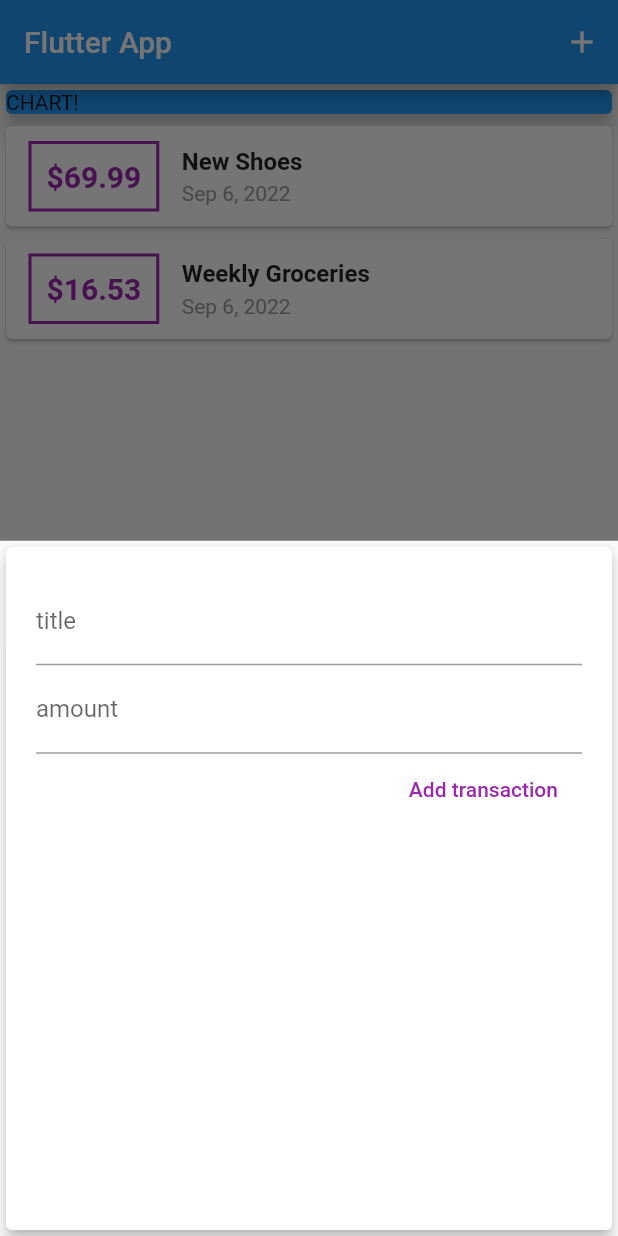
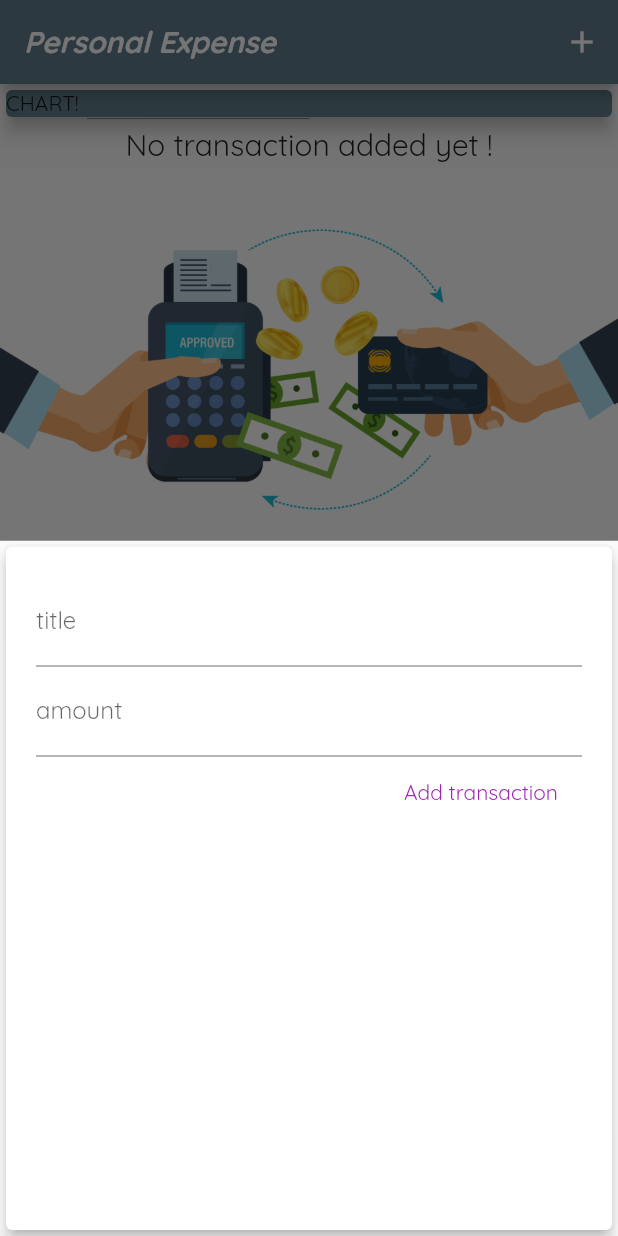
Before and after one commit to tbenjamin1/expenseManager_App_flutter, a Flutter app: the screen it shows after launch, after a tap on the "add" icon, on a phone screen of 412 x 824 dp. Run offline on Flutter 3.47's test engine with Material 2 defaults, Android fonts, the phone set to English and light mode, and no system bars.

Commit message:
adding images on home screen

```diff
--- a/lib/main.dart
+++ b/lib/main.dart
@@ -1,5 +1,4 @@
 import 'package:flutter/material.dart';
-
 import './widgets/new_transaction.dart';
 import './widgets/transaction_list.dart';
 import './model/transaction.dart';
@@ -10,35 +9,46 @@ class MyApp extends StatelessWidget {
   @override
   Widget build(BuildContext context) {
     return MaterialApp(
-      title: 'Flutter App',
+       debugShowCheckedModeBanner: false,
+      title: 'Personal Expense',
+      theme: ThemeData(
+        primarySwatch: Colors.blueGrey,
+        fontFamily: 'Quicksand',
+       appBarTheme: AppBarTheme(
+          textTheme: ThemeData.light().textTheme.copyWith(
+              headline6: TextStyle(
+                  fontFamily: 'OpenSans',
+                  fontSize: 20,
+                  fontWeight: FontWeight.bold,
+                  fontStyle: FontStyle.italic),
+
+              ),
+          )
+        ),
+
       home: MyHomePage(),
     );
   }
 }
-
 class MyHomePage extends StatefulWidget {
-  // String titleInput;
-  // String amountInput;
   @override
   _MyHomePageState createState() => _MyHomePageState();
 }
-
 class _MyHomePageState extends State<MyHomePage> {
   final List<Transaction> _userTransactions = [
-    Transaction(
-      id: 't1',
-      title: 'New Shoes',
-      amount: 69.99,
-      date: DateTime.now(),
-    ),
-    Transaction(
-      id: 't2',
-      title: 'Weekly Groceries',
-      amount: 16.53,
-      date: DateTime.now(),
-    ),
+    // Transaction(
+    //   id: 't1',
+    //   title: 'New Shoes',
+    //   amount: 69.99,
+    //   date: DateTime.now(),
+    // ),
+    // Transaction(
+    //   id: 't2',
+    //   title: 'Weekly Groceries',
+    //   amount: 16.53,
+    //   date: DateTime.now(),
+    // ),
   ];
-
   void _addNewTransaction(String txTitle, double txAmount) {
     final newTx = Transaction(
       title: txTitle,
@@ -51,7 +61,6 @@ class _MyHomePageState extends State<MyHomePage> {
       _userTransactions.add(newTx);
     });
   }
-
   void _startAddNewTransaction(BuildContext ctx) {
     showModalBottomSheet(
       context: ctx,
@@ -69,7 +78,7 @@ class _MyHomePageState extends State<MyHomePage> {
   Widget build(BuildContext context) {
     return Scaffold(
       appBar: AppBar(
-        title: Text('Flutter App'),
+        title: Text('Personal Expense',style: TextStyle(fontFamily: 'Quicksand'),),
         actions: <Widget>[
           IconButton(
             icon: Icon(Icons.add),
@@ -85,7 +94,7 @@ class _MyHomePageState extends State<MyHomePage> {
             Container(
               width: double.infinity,
               child: Card(
-                color: Colors.blue,
+                color: Theme.of(context).primaryColor,
                 child: Text('CHART!'),
                 elevation: 5,
               ),
--- a/lib/widgets/new_transaction.dart
+++ b/lib/widgets/new_transaction.dart
@@ -1,11 +1,17 @@
 import 'package:flutter/material.dart';
 
-class NewTransaction extends StatelessWidget {
-  final titleController = TextEditingController();
-  final amountControllet = TextEditingController();
-
+class NewTransaction extends StatefulWidget {
   final Function addNewTx;
   NewTransaction(this.addNewTx);
+
+  @override
+  State<NewTransaction> createState() => _NewTransactionState();
+}
+
+class _NewTransactionState extends State<NewTransaction> {
+  final titleController = TextEditingController();
+
+  final amountControllet = TextEditingController();
 
   void submitData() {
     final enteredTitle = titleController.text;
@@ -13,7 +19,9 @@ class NewTransaction extends StatelessWidget {
     if (enteredTitle.isEmpty || enteredAmount <= 0) {
       return;
     }
-    addNewTx(enteredTitle, enteredAmount);
+    widget.addNewTx(enteredTitle, enteredAmount);
+
+    Navigator.of(context).pop();
   }
 
   @override
--- a/lib/widgets/transaction_list.dart
+++ b/lib/widgets/transaction_list.dart
@@ -10,7 +10,17 @@ class TransactionList extends StatelessWidget {
   Widget build(BuildContext context) {
     return Container(
       height: 300,
-      child: ListView.builder(
+      child: transaction.isEmpty
+          ? Column(
+            mainAxisAlignment: MainAxisAlignment.spaceAround,
+          crossAxisAlignment: CrossAxisAlignment.center,
+              children: <Widget>[
+                Text('No transaction added yet !',
+                    style: Theme.of(context).textTheme.headline6),
+                    Image.asset('assets/image/pay.jpeg',fit: BoxFit.cover,),
+              ],
+            )
+          : ListView.builder(
               itemBuilder: (context, index) {
                 return Card(
                   child: Row(
@@ -22,7 +32,7 @@ class TransactionList extends StatelessWidget {
                         ),
                         decoration: BoxDecoration(
                           border: Border.all(
-                      color: Colors.purple,
+                            color: Theme.of(context).primaryColor,
                             width: 2,
                           ),
                         ),
@@ -32,7 +42,7 @@ class TransactionList extends StatelessWidget {
                           style: TextStyle(
                             fontWeight: FontWeight.bold,
                             fontSize: 20,
-                      color: Colors.purple,
+                            color: Theme.of(context).primaryColor,
                           ),
                         ),
                       ),
@@ -62,7 +72,6 @@ class TransactionList extends StatelessWidget {
                 );
               },
               itemCount: transaction.length,
-
             ),
     );
   }
```
Also changed, not shown: pubspec.yaml (+14 -14 lines), assets/fonts/OpenSans-Bold.ttf (added), assets/fonts/OpenSans-Regular.ttf (added), assets/fonts/Quicksand-Bold.ttf (added), assets/fonts/Quicksand-Light.ttf (added), assets/fonts/Quicksand-Medium.ttf (added), assets/fonts/Quicksand-Regular.ttf (added), assets/image/pay.jpeg (added). Lines whose indentation alone changed are shown as unchanged.
